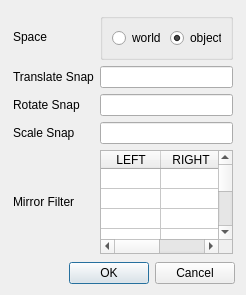
First picture: the form in scripts/cwsmt/rig/moyang/ui/options.ui, repository chowooseoung/cwsmt, before the edit.
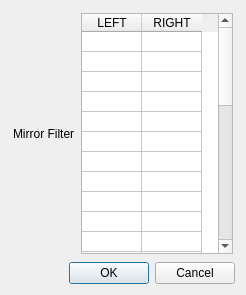
Second picture: the form after the edit.

What changed in the file:
```diff
--- a/scripts/cwsmt/rig/moyang/ui/options.ui
+++ b/scripts/cwsmt/rig/moyang/ui/options.ui
@@ -34,67 +34,7 @@
      <property name="bottomMargin">
       <number>2</number>
      </property>
-     <item row="2" column="0">
-      <widget class="QLabel" name="label_3">
-       <property name="text">
-        <string>Rotate Snap</string>
-       </property>
-      </widget>
-     </item>
-     <item row="2" column="1">
-      <widget class="QLineEdit" name="r_snap_line"/>
-     </item>
      <item row="0" column="0">
-      <widget class="QLabel" name="label_5">
-       <property name="text">
-        <string>Space</string>
-       </property>
-      </widget>
-     </item>
-     <item row="3" column="0">
-      <widget class="QLabel" name="label_4">
-       <property name="text">
-        <string>Scale Snap</string>
-       </property>
-      </widget>
-     </item>
-     <item row="0" column="1">
-      <widget class="QGroupBox" name="groupBox">
-       <property name="title">
-        <string/>
-       </property>
-       <layout class="QHBoxLayout" name="horizontalLayout">
-        <item>
-         <widget class="QRadioButton" name="world_radio">
-          <property name="text">
-           <string>world</string>
-          </property>
-         </widget>
-        </item>
-        <item>
-         <widget class="QRadioButton" name="object_radio">
-          <property name="text">
-           <string>object</string>
-          </property>
-          <property name="checked">
-           <bool>true</bool>
-          </property>
-         </widget>
-        </item>
-       </layout>
-      </widget>
-     </item>
-     <item row="3" column="1">
-      <widget class="QLineEdit" name="s_snap_line"/>
-     </item>
-     <item row="1" column="0">
-      <widget class="QLabel" name="label">
-       <property name="text">
-        <string>Translate Snap</string>
-       </property>
-      </widget>
-     </item>
-     <item row="4" column="0">
       <widget class="QLabel" name="label_2">
        <property name="sizePolicy">
         <sizepolicy hsizetype="Preferred" vsizetype="Preferred">
@@ -107,10 +47,7 @@
        </property>
       </widget>
      </item>
-     <item row="1" column="1">
-      <widget class="QLineEdit" name="t_snap_line"/>
-     </item>
-     <item row="4" column="1">
+     <item row="0" column="1">
       <widget class="QTableWidget" name="mirror_table">
        <attribute name="horizontalHeaderDefaultSectionSize">
         <number>60</number>
```
